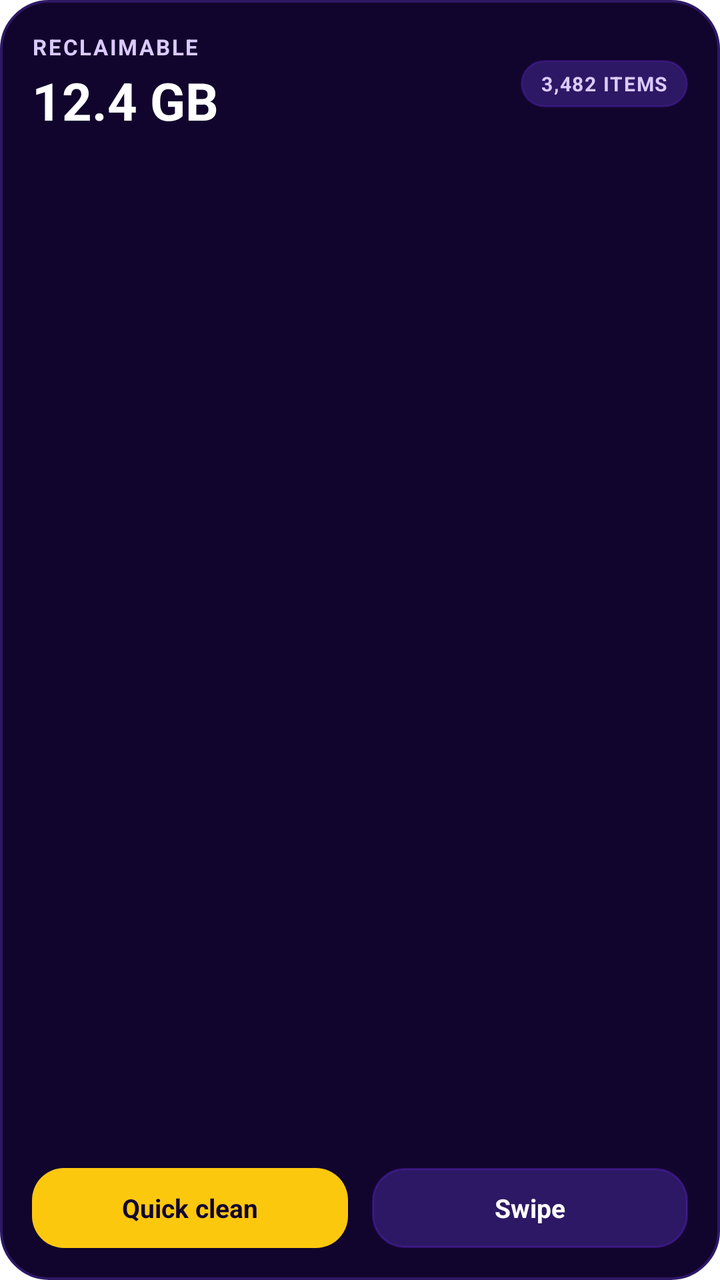
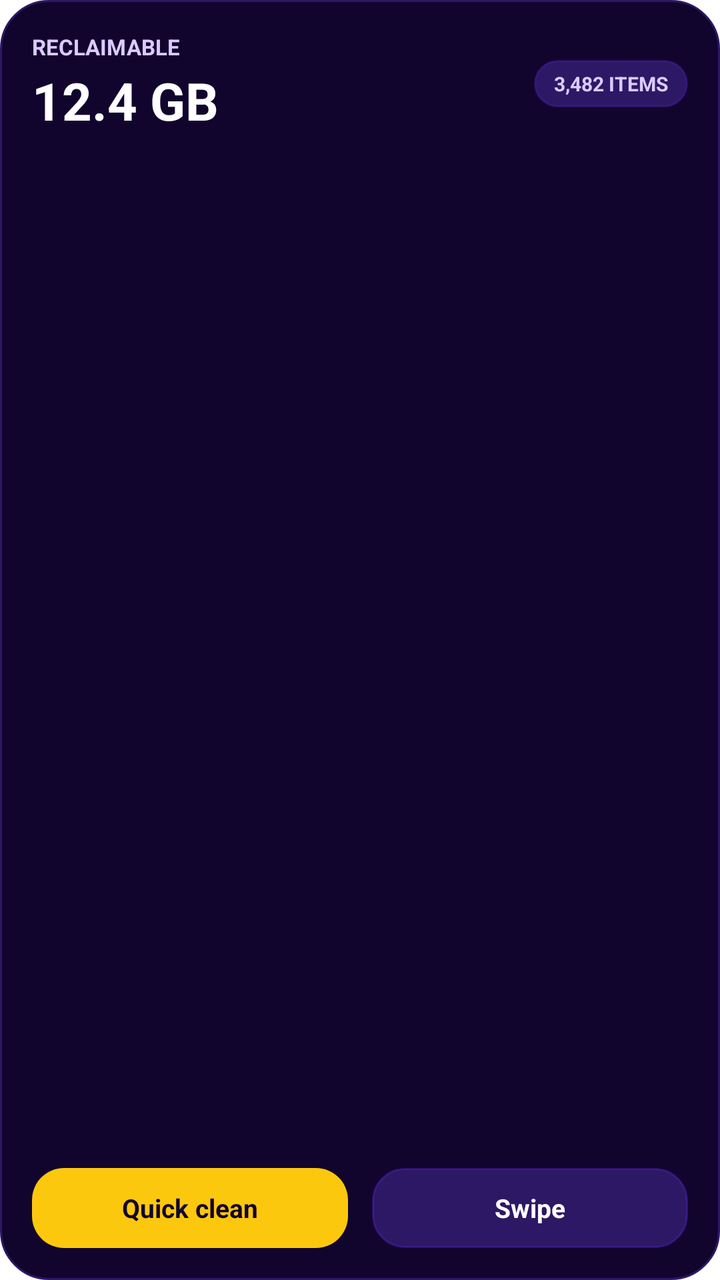

Before-and-after screenshots of an Android layout around one commit, followed by the original layout XML and the change that was made.
<!-- AndroidManifest.xml: fallback theme Theme.MaterialComponents.DayNight.NoActionBar -->
<!-- res/layout/snapsweep_widget.xml -->
<?xml version="1.0" encoding="utf-8"?>
<LinearLayout xmlns:android="http://schemas.android.com/apk/res/android"
    android:id="@+id/widget_container"
    android:layout_width="match_parent"
    android:layout_height="match_parent"
    android:background="@drawable/widget_background"
    android:orientation="vertical"
    android:padding="16dp">

    
    <LinearLayout
        android:layout_width="match_parent"
        android:layout_height="wrap_content"
        android:gravity="center_vertical"
        android:orientation="horizontal">

        <LinearLayout
            android:layout_width="0dp"
            android:layout_height="wrap_content"
            android:layout_weight="1"
            android:orientation="vertical">

            <TextView
                android:id="@+id/widget_label"
                android:layout_width="wrap_content"
                android:layout_height="wrap_content"
                android:text="RECLAIMABLE"
                android:textColor="#DBCAFF"
                android:textSize="11sp"
                android:textStyle="bold"
                android:letterSpacing="0.08" />

            <TextView
                android:id="@+id/widget_reclaimable"
                android:layout_width="wrap_content"
                android:layout_height="wrap_content"
                android:layout_marginTop="2dp"
                android:text="12.4 GB"
                android:textColor="#FFFFFF"
                android:textSize="26sp"
                android:textStyle="bold" />
        </LinearLayout>

        <LinearLayout
            android:id="@+id/widget_count_container"
            android:layout_width="wrap_content"
            android:layout_height="wrap_content"
            android:background="@drawable/widget_pill_badge"
            android:paddingStart="10dp"
            android:paddingTop="5dp"
            android:paddingEnd="10dp"
            android:paddingBottom="5dp">

            <TextView
                android:id="@+id/widget_count"
                android:layout_width="wrap_content"
                android:layout_height="wrap_content"
                android:text="3,482 ITEMS"
                android:textColor="#DBCAFF"
                android:textSize="10sp"
                android:textStyle="bold"
                android:letterSpacing="0.06" />
        </LinearLayout>
    </LinearLayout>

    
    <FrameLayout
        android:layout_width="match_parent"
        android:layout_height="0dp"
        android:layout_weight="1" />

    
    <LinearLayout
        android:layout_width="match_parent"
        android:layout_height="wrap_content"
        android:gravity="center_vertical"
        android:orientation="horizontal">

        <TextView
            android:id="@+id/widget_btn_clean"
            android:layout_width="0dp"
            android:layout_height="40dp"
            android:layout_marginEnd="6dp"
            android:layout_weight="1"
            android:background="@drawable/widget_button_clean"
            android:gravity="center"
            android:text="Quick clean"
            android:textColor="#12052D"
            android:textSize="13sp"
            android:textStyle="bold" />

        <TextView
            android:id="@+id/widget_btn_swipe"
            android:layout_width="0dp"
            android:layout_height="40dp"
            android:layout_marginStart="6dp"
            android:layout_weight="1"
            android:background="@drawable/widget_button_swipe"
            android:gravity="center"
            android:text="Swipe"
            android:textColor="#FFFFFF"
            android:textSize="13sp"
            android:textStyle="bold" />
    </LinearLayout>
</LinearLayout>
<!-- resources referenced by this layout -->
<resources>
  <!-- drawable widget_background (drawable) -->
  <?xml version="1.0" encoding="utf-8"?>
  <shape xmlns:android="http://schemas.android.com/apk/res/android"
      android:shape="rectangle">
      <solid android:color="#12052D" />
      <corners android:radius="24dp" />
      <stroke
          android:width="1.2dp"
          android:color="#2D1865" />
  </shape>
  <!-- drawable widget_button_clean (drawable) -->
  <?xml version="1.0" encoding="utf-8"?>
  <shape xmlns:android="http://schemas.android.com/apk/res/android"
      android:shape="rectangle">
      <solid android:color="#FCC80E" />
      <corners android:radius="16dp" />
  </shape>
  <!-- drawable widget_button_swipe (drawable) -->
  <?xml version="1.0" encoding="utf-8"?>
  <shape xmlns:android="http://schemas.android.com/apk/res/android"
      android:shape="rectangle">
      <solid android:color="#2D1865" />
      <corners android:radius="16dp" />
      <stroke
          android:width="1dp"
          android:color="#4D6D2DF7" />
  </shape>
  <!-- drawable widget_pill_badge (drawable) -->
  <?xml version="1.0" encoding="utf-8"?>
  <shape xmlns:android="http://schemas.android.com/apk/res/android"
      android:shape="rectangle">
      <solid android:color="#2D1865" />
      <corners android:radius="12dp" />
      <stroke
          android:width="1dp"
          android:color="#3D6D2DF7" />
  </shape>
</resources>

<!-- the commit's change to res/layout/snapsweep_widget.xml (unified diff, before → after) -->
@@ -27,8 +27,7 @@
                 android:text="RECLAIMABLE"
                 android:textColor="#DBCAFF"
                 android:textSize="11sp"
-                android:textStyle="bold"
-                android:letterSpacing="0.08" />
+                android:textStyle="bold" />
 
             <TextView
                 android:id="@+id/widget_reclaimable"
@@ -58,8 +57,7 @@
                 android:text="3,482 ITEMS"
                 android:textColor="#DBCAFF"
                 android:textSize="10sp"
-                android:textStyle="bold"
-                android:letterSpacing="0.06" />
+                android:textStyle="bold" />
         </LinearLayout>
     </LinearLayout>
 
<!-- resource entries referenced after the edit -->
@@ -7,7 +7,7 @@
       <solid android:color="#12052D" />
       <corners android:radius="24dp" />
       <stroke
-          android:width="1.2dp"
+          android:width="1dp"
           android:color="#2D1865" />
   </shape>
   <!-- drawable widget_button_clean (drawable) -->
